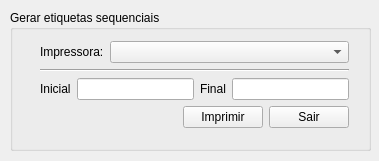
The window that mainwindow.ui (r-castro/develop) describes before a commit, drawn with Qt 5.
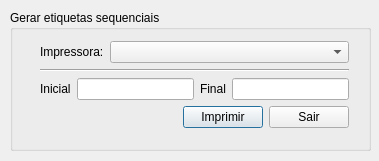
The same window after the commit.

Commit message: Alter configs

```diff
--- a/mainwindow.ui
+++ b/mainwindow.ui
@@ -18,8 +18,14 @@
   </property>
   <property name="minimumSize">
    <size>
-    <width>0</width>
-    <height>0</height>
+    <width>379</width>
+    <height>161</height>
+   </size>
+  </property>
+  <property name="maximumSize">
+   <size>
+    <width>379</width>
+    <height>161</height>
    </size>
   </property>
   <property name="windowTitle">
@@ -123,6 +129,9 @@
           <property name="text">
            <string>Imprimir</string>
           </property>
+          <property name="default">
+           <bool>true</bool>
+          </property>
          </widget>
         </item>
         <item>
```
Left out of the diff: 6 changed lines with no effect on the pictures. The commit also changes 2 other files.
